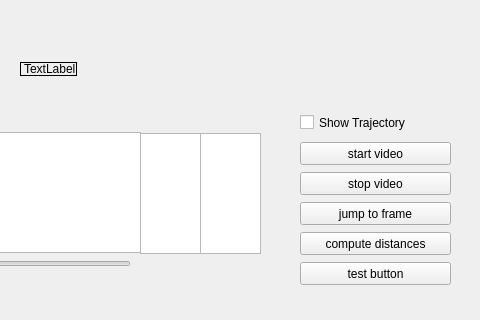
groakat/videotagger, file videoProc/videoPlayer.ui: the form before one commit; both pictures show x 640 to 1120 and y 438 to 758 of the 1120 by 758 pixel window.
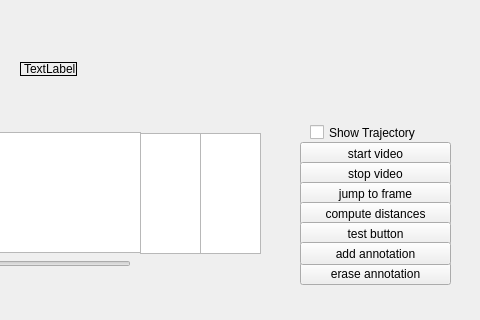
The form after the commit.

Commit message: graphicsview renders in opengl, range annotation adding and erasing possible, but very slow. Trjaectories take very long to compute

Patch:
```diff
--- a/videoProc/videoPlayer.ui
+++ b/videoProc/videoPlayer.ui
@@ -538,7 +538,7 @@
    <property name="geometry">
     <rect>
      <x>940</x>
-     <y>610</y>
+     <y>600</y>
      <width>151</width>
      <height>23</height>
     </rect>
@@ -564,7 +564,7 @@
    <property name="geometry">
     <rect>
      <x>940</x>
-     <y>640</y>
+     <y>620</y>
      <width>151</width>
      <height>23</height>
     </rect>
@@ -597,7 +597,7 @@
    <property name="geometry">
     <rect>
      <x>940</x>
-     <y>670</y>
+     <y>640</y>
      <width>151</width>
      <height>23</height>
     </rect>
@@ -610,7 +610,7 @@
    <property name="geometry">
     <rect>
      <x>940</x>
-     <y>700</y>
+     <y>660</y>
      <width>151</width>
      <height>23</height>
     </rect>
@@ -674,8 +674,8 @@
   <widget class="QCheckBox" name="cb_trajectory">
    <property name="geometry">
     <rect>
-     <x>940</x>
-     <y>550</y>
+     <x>950</x>
+     <y>560</y>
      <width>161</width>
      <height>21</height>
     </rect>
@@ -684,6 +684,32 @@
     <string>Show Trajectory</string>
    </property>
   </widget>
+  <widget class="QPushButton" name="pb_eraseAnno">
+   <property name="geometry">
+    <rect>
+     <x>940</x>
+     <y>700</y>
+     <width>151</width>
+     <height>23</height>
+    </rect>
+   </property>
+   <property name="text">
+    <string>erase annotation</string>
+   </property>
+  </widget>
+  <widget class="QPushButton" name="pb_addAnno">
+   <property name="geometry">
+    <rect>
+     <x>940</x>
+     <y>680</y>
+     <width>151</width>
+     <height>23</height>
+    </rect>
+   </property>
+   <property name="text">
+    <string>add annotation</string>
+   </property>
+  </widget>
  </widget>
  <resources/>
  <connections/>
```
The commit also changes 3 other files.
